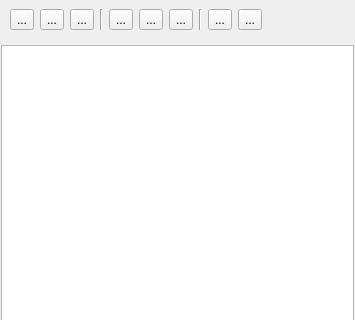
Before: the Qt Designer form sources/lusan/view/common/ui/NaviFileSystem.ui in aregtech/areg-sdk-tools, drawn with Qt 5; both pictures show x 0 to 355 and y 0 to 320 of the 355 by 621 pixel window.
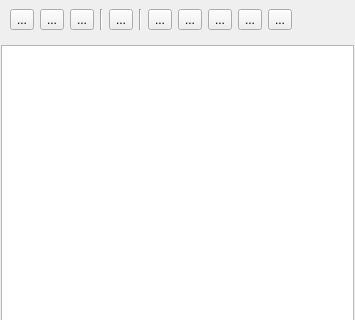
After: the same form once the commit is applied. Icons and pictures are not drawn.

```diff
--- a/sources/lusan/view/common/ui/NaviFileSystem.ui
+++ b/sources/lusan/view/common/ui/NaviFileSystem.ui
@@ -73,7 +73,24 @@
           <string>...</string>
          </property>
          <property name="icon">
-          <iconset theme="list-remove"/>
+          <iconset theme="QIcon::ThemeIcon::ListRemove"/>
+         </property>
+        </widget>
+       </item>
+       <item>
+        <widget class="Line" name="line_3">
+         <property name="orientation">
+          <enum>Qt::Orientation::Vertical</enum>
+         </property>
+        </widget>
+       </item>
+       <item>
+        <widget class="QToolButton" name="toolNaviRoot">
+         <property name="text">
+          <string>...</string>
+         </property>
+         <property name="icon">
+          <iconset theme="computer"/>
          </property>
         </widget>
        </item>
@@ -84,6 +101,16 @@
          </property>
         </widget>
        </item>
+       <item>
+        <widget class="QToolButton" name="toolOpenSelected">
+         <property name="text">
+          <string>...</string>
+         </property>
+         <property name="icon">
+          <iconset theme="document-open"/>
+         </property>
+        </widget>
+       </item>
        <item>
         <widget class="QToolButton" name="toolNewFolder">
          <property name="text">
@@ -110,24 +137,7 @@
           <string>...</string>
          </property>
          <property name="icon">
-          <iconset theme="QIcon::ThemeIcon::EditCopy"/>
-         </property>
-        </widget>
-       </item>
-       <item>
-        <widget class="Line" name="line_3">
-         <property name="orientation">
-          <enum>Qt::Orientation::Vertical</enum>
-         </property>
-        </widget>
-       </item>
-       <item>
-        <widget class="QToolButton" name="toolOpenSelected">
-         <property name="text">
-          <string>...</string>
-         </property>
-         <property name="icon">
-          <iconset theme="document-open"/>
+          <iconset theme="mail-message-new"/>
          </property>
         </widget>
        </item>
```
Left out of the diff: 2 changed lines with no effect on the pictures.
